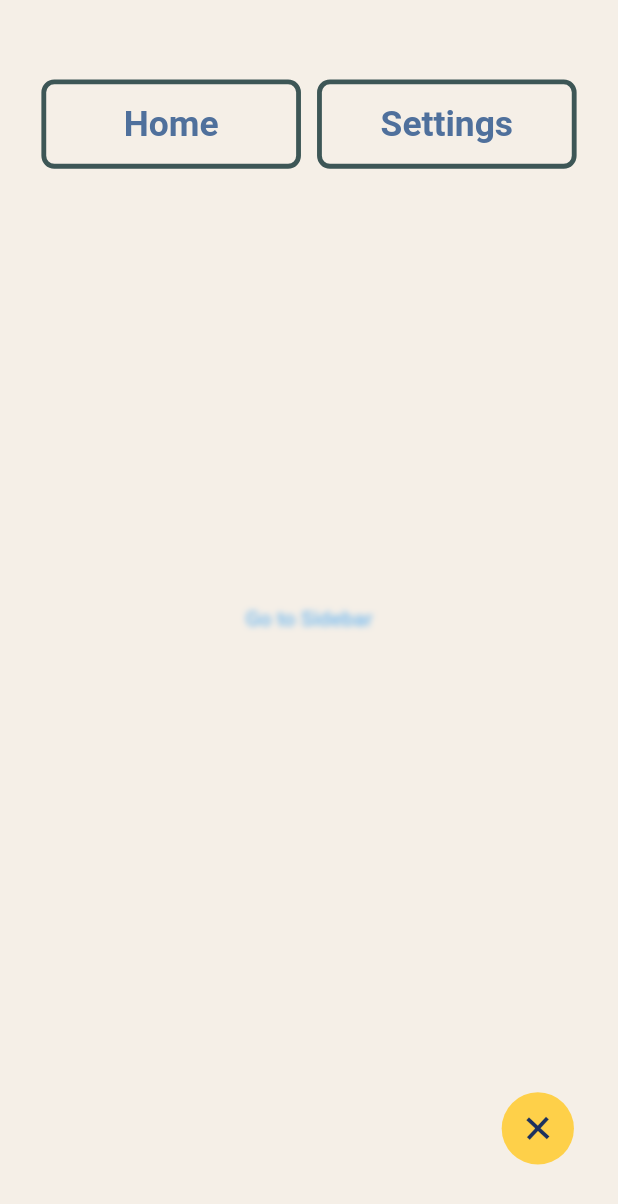
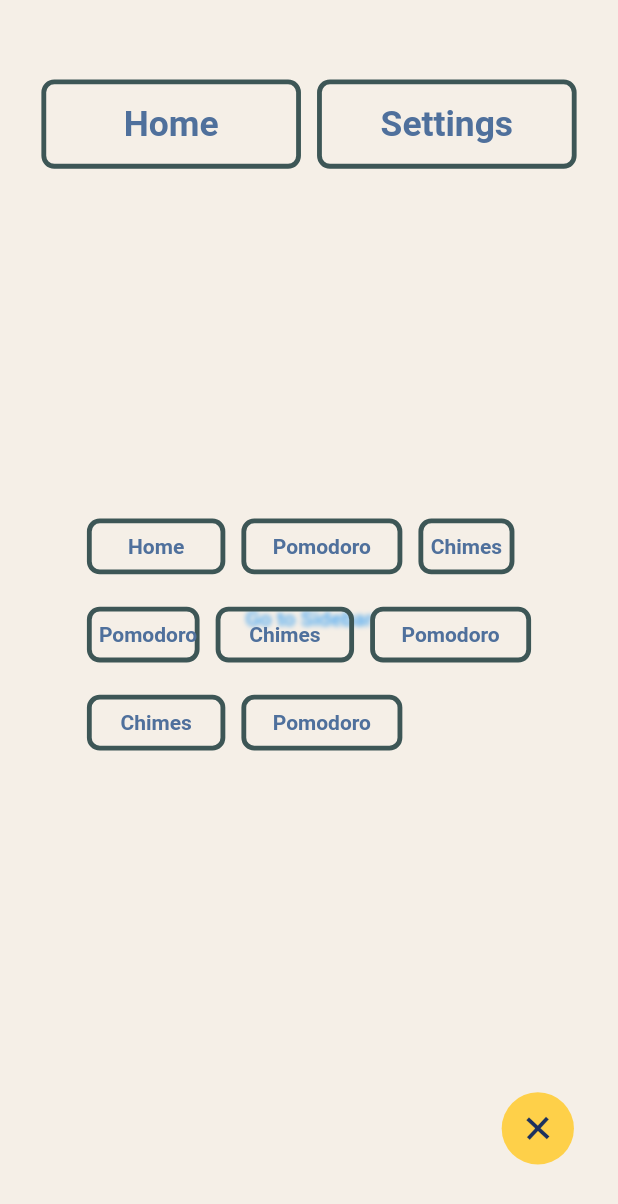
Before and after one commit to hem1t/sample-timers, a Flutter app: the screen it shows after launch, on a phone screen of 412 x 824 dp. Shown: the top 1204 px of the screen. Run offline on Flutter 3.47's test engine with Material 2 defaults, Android fonts, the phone set to English and light mode, and no system bars; drawn by our look-alikes of flutter_animate; our stand-ins replace flutter_screenutil, get.

Commit message:
added wrap && chimes

```diff
--- a/lib/providers.dart
+++ b/lib/providers.dart
@@ -28,7 +28,13 @@ class WhatTimer extends ChangeNotifier {
 
   toPomodoro() {
     page = const PomodoroTimerPage();
-    debugPrint("Set Timer to Pomodoro!");
+    debugPrint("Set Timer to POMODORO!");
+    notifyListeners();
+  }
+
+  toChimes() {
+    page = const ChimesTimerPage();
+    debugPrint("Set Timer to CHIMES!");
     notifyListeners();
   }
 }
--- a/lib/sections/sidebar/sidebar.dart
+++ b/lib/sections/sidebar/sidebar.dart
@@ -27,37 +27,122 @@ class Sidebar extends StatelessWidget {
   Widget build(BuildContext context) {
     final double sideBar =
         context.select((SideBarControl a) => a.isSidebarOpen) ? 1 : 0;
+    final SizedBox gap = SizedBox(height: 30.h);
 
     return ClipRect(
       child: BackdropFilter(
-          filter: ImageFilter.blur(sigmaX: 2, sigmaY: 2),
+          filter: ImageFilter.blur(sigmaX: 1.8, sigmaY: 1.8),
           child: Container(
               height: Get.height,
               width: Get.width,
               padding: EdgeInsets.symmetric(vertical: 32.h, horizontal: 20.w),
-              color: AppColors.backgroundColor.withOpacity(0.4),
+              color: AppColors.backgroundColor.withOpacity(0.18),
               child: Column(
                 mainAxisAlignment: MainAxisAlignment.spaceBetween,
                 children: [
-                  Row(
+                  const SidebarHead(),
+                  gap,
+                  const SidebarTimerList(),
+                  gap,
+                  const SidebarExit(),
+                ],
+              ))),
+    )
+        .animate(target: sideBar, effects: anim)
+        .slideX(duration: animDur, delay: 70.ms);
+  }
+}
+
+class SidebarTimerList extends StatelessWidget {
+  const SidebarTimerList({super.key});
+
+  @override
+  Widget build(BuildContext context) {
+    return Wrap(
+      alignment: WrapAlignment.start,
+      children: [
+        SidebarButton(
+            height: 25.h,
+            width: 86.w,
+            onPressed: context.read<WhatTimer>().toHome,
+            label: "Home"),
+        SidebarButton(
+            height: 25.h,
+            width: 100.w,
+            onPressed: context.read<WhatTimer>().toPomodoro,
+            label: "Pomodoro"),
+        SidebarButton(
+            height: 25.h,
+            width: 56.w,
+            onPressed: context.read<WhatTimer>().toChimes,
+            label: "Chimes"),
+        SidebarButton(
+            height: 25.h,
+            width: 70.w,
+            onPressed: context.read<WhatTimer>().toPomodoro,
+            label: "Pomodoro"),
+        SidebarButton(
+            height: 25.h,
+            width: 86.w,
+            onPressed: context.read<WhatTimer>().toHome,
+            label: "Chimes"),
+        SidebarButton(
+            height: 25.h,
+            width: 100.w,
+            onPressed: context.read<WhatTimer>().toPomodoro,
+            label: "Pomodoro"),
+        SidebarButton(
+            height: 25.h,
+            width: 86.w,
+            onPressed: context.read<WhatTimer>().toHome,
+            label: "Chimes"),
+        SidebarButton(
+            height: 25.h,
+            width: 100.w,
+            onPressed: context.read<WhatTimer>().toPomodoro,
+            label: "Pomodoro"),
+      ],
+    );
+  }
+}
+
+class SidebarHead extends StatelessWidget {
+  const SidebarHead({
+    super.key,
+  });
+
+  @override
+  Widget build(BuildContext context) {
+    return Row(
       mainAxisAlignment: MainAxisAlignment.center,
       children: [
         SidebarButton(
           height: 40.h,
           width: .42.sw,
+          fontSize: 22.sp,
           onPressed: context.read<WhatTimer>().toPomodoro,
           label: "Home",
         ),
         SidebarButton(
           height: 40.h,
           width: .42.sw,
+          fontSize: 22.sp,
           onPressed: context.read<WhatTimer>().toHome,
           label: "Settings",
         )
       ],
-                  ),
-                  // Exit
-                  Align(
+    );
+  }
+}
+
+class SidebarExit extends StatelessWidget {
+  const SidebarExit({
+    super.key,
+  });
+
+  @override
+  Widget build(BuildContext context) {
+    return Align(
         alignment: Alignment.centerRight,
         child: TextButton(
           onPressed: context.read<SideBarControl>().exitSidebar,
@@ -72,12 +157,7 @@ class Sidebar extends StatelessWidget {
                 Icons.add,
                 size: 30.r,
               )),
-                      )),
-                ],
-              ))),
-    )
-        .animate(target: sideBar, effects: anim)
-        .slideX(duration: animDur, delay: 70.ms);
+        ));
   }
 }
 
@@ -87,13 +167,15 @@ class SidebarButton extends StatelessWidget {
   final String? label;
   final Icon? icon;
   final void Function() onPressed;
+  final double? fontSize;
   const SidebarButton(
       {super.key,
       required this.height,
       required this.width,
       this.icon,
       this.label,
-      required this.onPressed})
+      required this.onPressed,
+      this.fontSize})
       : super();
 
   @override
@@ -101,7 +183,7 @@ class SidebarButton extends StatelessWidget {
     return TextButton(
       onPressed: onPressed,
       style: TextButton.styleFrom(
-        minimumSize: Size(width, height),
+        fixedSize: Size(width, height),
         backgroundColor: Colors.transparent,
         shape: RoundedRectangleBorder(
           side: BorderSide(
@@ -122,7 +204,7 @@ class SidebarButton extends StatelessWidget {
             style: TextStyle(
                 color: AppColors.contrastColor,
                 fontWeight: FontWeight.bold,
-                fontSize: 22.sp),
+                fontSize: fontSize),
           ),
         ],
       ),
--- /dev/null
+++ b/lib/sections/timers/chimes/chimes_page.dart
@@ -0,0 +1,20 @@
+import 'package:flutter/material.dart';
+import 'package:provider/provider.dart';
+import 'package:timers/color.dart';
+import 'package:timers/providers.dart';
+
+class ChimesPage extends StatelessWidget {
+  const ChimesPage({super.key});
+
+  @override
+  Widget build(BuildContext context) {
+    return Container(
+        alignment: Alignment.center,
+        color: AppColors.backgroundColor.withOpacity(0.3),
+        child: TextButton(
+          autofocus: true,
+          onPressed: () => {context.read<SideBarControl>().gotoSidebar()},
+          child: const Text("Chimes to Sidebar"),
+        ));
+  }
+}
--- a/lib/sections/timers/timer_base.dart
+++ b/lib/sections/timers/timer_base.dart
@@ -4,6 +4,7 @@ import 'package:provider/provider.dart';
 import 'package:timers/color.dart';
 import 'package:timers/providers.dart';
 
+import 'chimes/chimes_page.dart';
 import 'pomodoro/pomodoro_page.dart';
 
 class TimerPage extends StatelessWidget {
@@ -30,3 +31,12 @@ class PomodoroTimerPage extends StatelessWidget {
     return const PomodoroPage();
   }
 }
+
+class ChimesTimerPage extends StatelessWidget {
+  const ChimesTimerPage({super.key});
+
+  @override
+  Widget build(BuildContext context) {
+    return const ChimesPage();
+  }
+}
```
Lines whose indentation alone changed are shown as unchanged.
